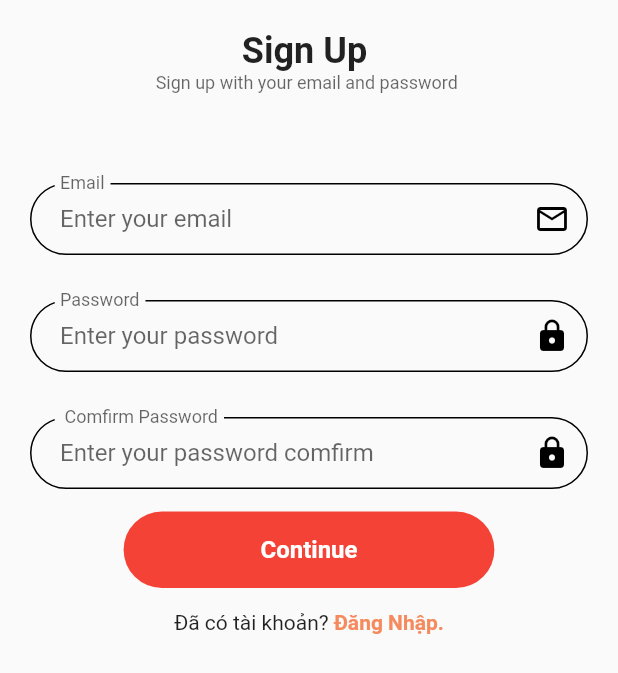
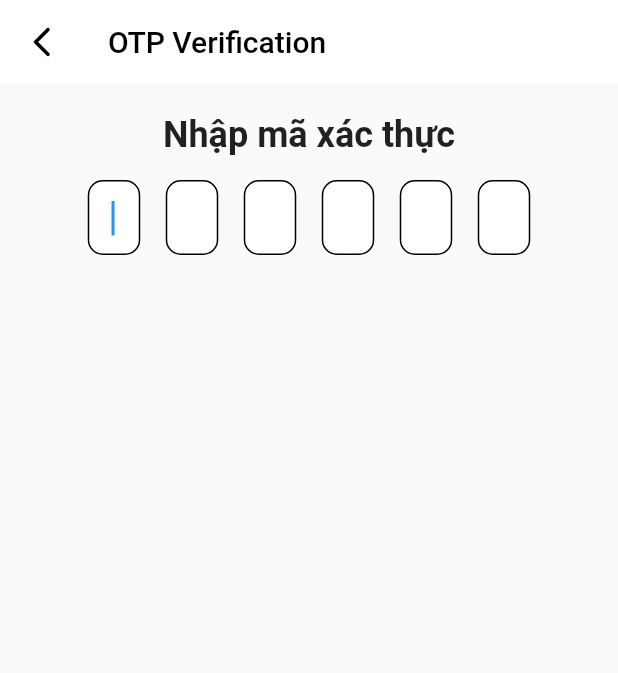
Before and after one commit to anhquantr123/flutter_app_ecommerce_2, a Flutter app: the SignUpScreen screen opened directly, after a tap on "Continue", on a phone screen of 412 x 824 dp. Shown: the top 673 px of the screen. Run offline on Flutter 3.47's test engine with Material 2 defaults, Android fonts, the phone set to English and light mode, and no system bars.

Commit message:
add otp screen

```diff
--- a/lib/constants/screen_export.dart
+++ b/lib/constants/screen_export.dart
@@ -3,3 +3,4 @@ export '../screens/sign_in/sign_in_screen.dart';
 export '../screens/sign_in/sign_up_screen.dart';
 export '../screens/sign_in/forgot_password.dart';
 export '../screens/home/home_screen.dart';
+export '../screens/sign_in/otp_screen.dart';
--- a/lib/screens/home/home_screen.dart
+++ b/lib/screens/home/home_screen.dart
@@ -10,11 +10,9 @@ class HomeScreen extends StatefulWidget {
 class _HomeScreenState extends State<HomeScreen> {
   @override
   Widget build(BuildContext context) {
-    return Scaffold(
+    return const Scaffold(
         body: SingleChildScrollView(
-      child: Center(
-        child: Text("hello anh quan")
-      ),
+      child: Center(child: Text("hello anh quan")),
     ));
   }
 }
--- /dev/null
+++ b/lib/screens/sign_in/otp_screen.dart
@@ -0,0 +1,155 @@
+import 'package:flutter/material.dart';
+import 'package:flutter_app_ecommerce_2/constants/constants_style.dart';
+
+class OTPScreen extends StatefulWidget {
+  OTPScreen({Key? key}) : super(key: key);
+
+  @override
+  _OTPScreenState createState() => _OTPScreenState();
+}
+
+class _OTPScreenState extends State<OTPScreen> {
+  late FocusNode pin1;
+  late FocusNode pin2;
+  late FocusNode pin3;
+  late FocusNode pin4;
+  late FocusNode pin5;
+  late FocusNode pin6;
+
+  @override
+  void initState() {
+    // TODO: implement initState
+    super.initState();
+    pin1 = FocusNode();
+    pin2 = FocusNode();
+    pin3 = FocusNode();
+    pin4 = FocusNode();
+    pin5 = FocusNode();
+    pin6 = FocusNode();
+  }
+
+  @override
+  void dispose() {
+    // TODO: implement dispose
+    super.dispose();
+    pin1 = FocusNode();
+    pin2 = FocusNode();
+    pin3 = FocusNode();
+    pin4 = FocusNode();
+    pin5 = FocusNode();
+    pin6 = FocusNode();
+  }
+
+  void nextInputPin(String value, FocusNode focusNode) {
+    if (value.length == 1) {
+      focusNode.requestFocus();
+      print(value);
+    }
+  }
+
+  @override
+  Widget build(BuildContext context) {
+    return Scaffold(
+        appBar: AppBar(
+            backgroundColor: whiteColor,
+            elevation: 0,
+            title: const Text("OTP Verification",
+                style: TextStyle(color: blackColor)),
+            leading: IconButton(
+                onPressed: () => {Navigator.pop(context)},
+                icon: const Icon(Icons.arrow_back_ios_new_rounded,
+                    color: blackColor))),
+        body: SingleChildScrollView(
+          child: SafeArea(
+              child: Center(
+                  child: Column(
+            children: [
+              const SizedBox(height: 20),
+              const Text("Nhập mã xác thực",
+                  style: TextStyle(
+                      fontSize: textSizeHeading4, fontWeight: fontBold)),
+              Container(
+                padding:
+                    const EdgeInsets.symmetric(horizontal: 50, vertical: 16),
+                child: Row(
+                  mainAxisAlignment: MainAxisAlignment.spaceAround,
+                  children: [
+                    ItemOtp(
+                      focusNode: pin1,
+                      autoFocus: true,
+                      value: (value) {
+                        nextInputPin(value, pin2);
+                      },
+                    ),
+                    ItemOtp(
+                      focusNode: pin2,
+                      value: (value) {
+                        nextInputPin(value, pin3);
+                      },
+                    ),
+                    ItemOtp(
+                      focusNode: pin3,
+                      value: (value) {
+                        nextInputPin(value, pin4);
+                      },
+                    ),
+                    ItemOtp(
+                      focusNode: pin4,
+                      value: (value) {
+                        nextInputPin(value, pin5);
+                      },
+                    ),
+                    ItemOtp(
+                      focusNode: pin5,
+                      value: (value) {
+                        nextInputPin(value, pin6);
+                      },
+                    ),
+                    ItemOtp(
+                      focusNode: pin6,
+                      value: (value) {
+                        pin6.unfocus();
+                      },
+                    ),
+                  ],
+                ),
+              )
+            ],
+          ))),
+        ));
+  }
+}
+
+class ItemOtp extends StatelessWidget {
+  final ValueChanged value;
+  final bool autoFocus;
+  late FocusNode focusNode;
+  ItemOtp(
+      {Key? key,
+      required this.value,
+      this.autoFocus = false,
+      required this.focusNode})
+      : super(key: key);
+
+  @override
+  Widget build(BuildContext context) {
+    return Container(
+      width: 35,
+      decoration: BoxDecoration(
+        color: whiteColor,
+        border: Border.all(color: blackColor),
+        borderRadius: BorderRadius.circular(
+          10,
+        ),
+      ),
+      child: TextField(
+          focusNode: focusNode,
+          autofocus: autoFocus,
+          onChanged: value,
+          keyboardType: TextInputType.number,
+          textAlign: TextAlign.center,
+          decoration: const InputDecoration(border: InputBorder.none),
+          style: const TextStyle(fontSize: textSizeBody1)),
+    );
+  }
+}
--- a/lib/screens/sign_in/sign_up_screen.dart
+++ b/lib/screens/sign_in/sign_up_screen.dart
@@ -1,5 +1,6 @@
 import 'package:flutter/material.dart';
 import 'package:flutter_app_ecommerce_2/constants/constants_style.dart';
+import 'package:flutter_app_ecommerce_2/constants/screen_export.dart';
 import 'package:flutter_app_ecommerce_2/constants/widget_export.dart';
 
 class SignUpScreen extends StatelessWidget {
@@ -57,7 +58,12 @@ class SignUpScreen extends StatelessWidget {
                 child: RoundButton(
                     text: "Continue",
                     width: size.width * 0.6,
-                    ontap: () => {print("you are click ")}),
+                    ontap: () => {
+                          Navigator.push(
+                              context,
+                              MaterialPageRoute(
+                                  builder: (context) => OTPScreen()))
+                        }),
               ),
               Row(
                 mainAxisAlignment: MainAxisAlignment.center,
```
